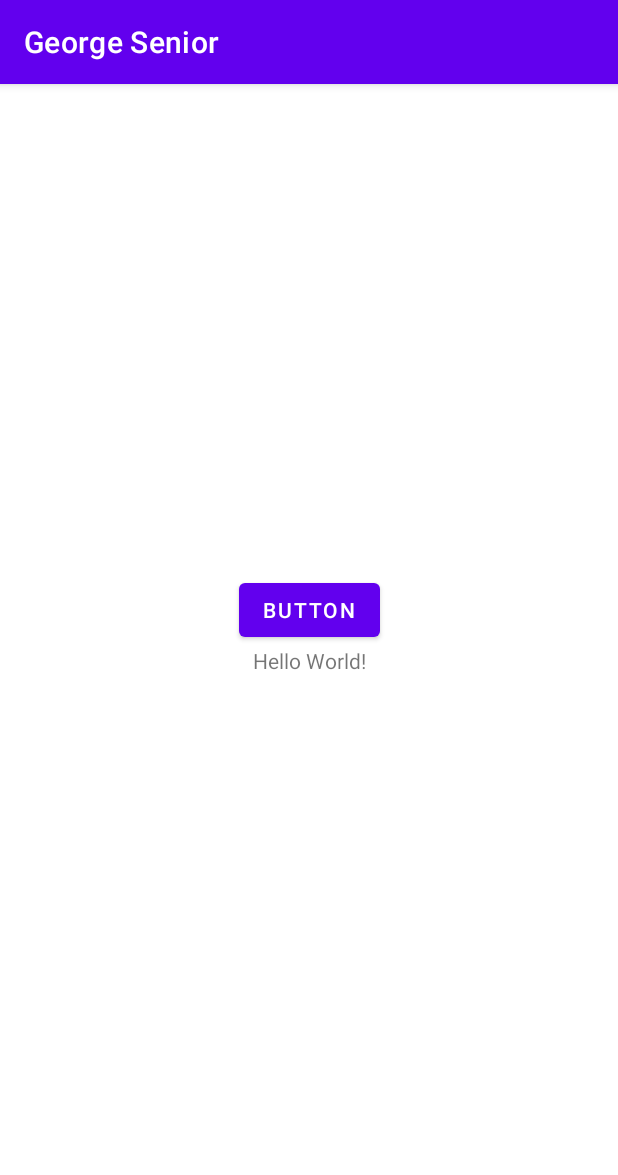
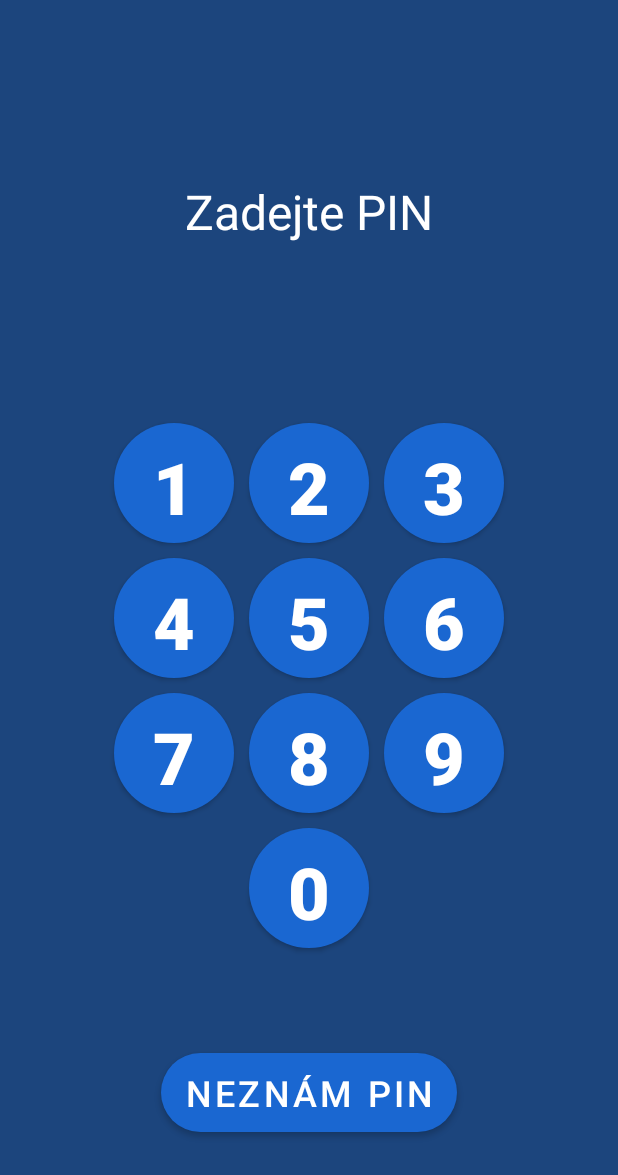
Before and after one commit to num19/georgesenior, an Android app: the screen it shows after launch (MainActivity before the commit, LoginActivity after it), on a phone screen of 412 x 824 dp. Shown: the top 1175 px of the screen. Run offline under Robolectric (Android 15) with nearby library versions, the phone set to English and light mode, and no system bars.

Commit message:
login screen

```diff
--- a/app/build.gradle
+++ b/app/build.gradle
@@ -37,6 +37,8 @@ dependencies {
     implementation 'androidx.appcompat:appcompat:1.3.1'
     implementation 'com.google.android.material:material:1.4.0'
     implementation 'androidx.constraintlayout:constraintlayout:2.1.0'
+    implementation 'androidx.lifecycle:lifecycle-livedata-ktx:2.3.1'
+    implementation 'androidx.lifecycle:lifecycle-viewmodel-ktx:2.3.1'
     testImplementation 'junit:junit:4.+'
     androidTestImplementation 'androidx.test.ext:junit:1.1.3'
     androidTestImplementation 'androidx.test.espresso:espresso-core:3.4.0'
--- /dev/null
+++ b/app/src/main/java/cz/teamnull/georgesenior/AccountActivity.kt
@@ -0,0 +1,18 @@
+package cz.teamnull.georgesenior
+
+import androidx.appcompat.app.AppCompatActivity
+import android.os.Bundle
+import cz.teamnull.georgesenior.ui.account.AccountFragment
+
+class AccountActivity : AppCompatActivity() {
+
+    override fun onCreate(savedInstanceState: Bundle?) {
+        super.onCreate(savedInstanceState)
+        setContentView(R.layout.account_activity)
+        if (savedInstanceState == null) {
+            supportFragmentManager.beginTransaction()
+                .replace(R.id.container, AccountFragment.newInstance())
+                .commitNow()
+        }
+    }
+}
--- /dev/null
+++ b/app/src/main/java/cz/teamnull/georgesenior/LoginActivity.kt
@@ -0,0 +1,19 @@
+package cz.teamnull.georgesenior
+
+import androidx.appcompat.app.AppCompatActivity
+import android.os.Bundle
+import cz.teamnull.georgesenior.ui.main.LoginFragment
+
+class LoginActivity : AppCompatActivity() {
+
+    override fun onCreate(savedInstanceState: Bundle?) {
+        super.onCreate(savedInstanceState)
+        setContentView(R.layout.login_activity)
+        window.addFlags(128)
+        if (savedInstanceState == null) {
+            supportFragmentManager.beginTransaction()
+                .replace(R.id.container, LoginFragment.newInstance())
+                .commitNow()
+        }
+    }
+}
--- a/app/src/main/java/cz/teamnull/georgesenior/MainActivity.kt
+++ b/app/src/main/java/cz/teamnull/georgesenior/MainActivity.kt
@@ -27,6 +27,9 @@ class MainActivity : AppCompatActivity() {
     override fun onCreate(savedInstanceState: Bundle?) {
         super.onCreate(savedInstanceState)
         setContentView(R.layout.activity_main)
+
+
+
         if (!checkPermission()) return
         recognizer = SpeechRecognizer.createSpeechRecognizer(this)
         textView = findViewById(R.id.textView)
@@ -36,7 +39,6 @@ class MainActivity : AppCompatActivity() {
     fun onClickRecognize(v: View) {
         val intent = Intent(RecognizerIntent.ACTION_RECOGNIZE_SPEECH)
         intent.putExtra(RecognizerIntent.EXTRA_LANGUAGE_MODEL,RecognizerIntent.LANGUAGE_MODEL_FREE_FORM)
-        //intent.putExtra(RecognizerIntent.EXTRA_LANGUAGE, Locale.forLanguageTag("cs-CZ"))
         intent.putExtra(RecognizerIntent.EXTRA_LANGUAGE, "cs")
         recognizer.setRecognitionListener(object: RecognitionListener {
             override fun onReadyForSpeech(p0: Bundle?) {
--- /dev/null
+++ b/app/src/main/java/cz/teamnull/georgesenior/ui/account/AccountFragment.kt
@@ -0,0 +1,32 @@
+package cz.teamnull.georgesenior.ui.account
+
+import androidx.lifecycle.ViewModelProvider
+import android.os.Bundle
+import androidx.fragment.app.Fragment
+import android.view.LayoutInflater
+import android.view.View
+import android.view.ViewGroup
+import cz.teamnull.georgesenior.R
+
+class AccountFragment : Fragment() {
+
+    companion object {
+        fun newInstance() = AccountFragment()
+    }
+
+    private lateinit var viewModel: AccountViewModel
+
+    override fun onCreateView(
+        inflater: LayoutInflater, container: ViewGroup?,
+        savedInstanceState: Bundle?
+    ): View {
+        return inflater.inflate(R.layout.account_fragment, container, false)
+    }
+
+    override fun onActivityCreated(savedInstanceState: Bundle?) {
+        super.onActivityCreated(savedInstanceState)
+        viewModel = ViewModelProvider(this).get(AccountViewModel::class.java)
+        // TODO: Use the ViewModel
+    }
+
+}
--- /dev/null
+++ b/app/src/main/java/cz/teamnull/georgesenior/ui/account/AccountViewModel.kt
@@ -0,0 +1,7 @@
+package cz.teamnull.georgesenior.ui.account
+
+import androidx.lifecycle.ViewModel
+
+class AccountViewModel : ViewModel() {
+    // TODO: Implement the ViewModel
+}
--- /dev/null
+++ b/app/src/main/java/cz/teamnull/georgesenior/ui/main/LoginFragment.kt
@@ -0,0 +1,32 @@
+package cz.teamnull.georgesenior.ui.main
+
+import androidx.lifecycle.ViewModelProvider
+import android.os.Bundle
+import androidx.fragment.app.Fragment
+import android.view.LayoutInflater
+import android.view.View
+import android.view.ViewGroup
+import cz.teamnull.georgesenior.R
+
+class LoginFragment : Fragment() {
+
+    companion object {
+        fun newInstance() = LoginFragment()
+    }
+
+    private lateinit var viewModel: LoginViewModel
+
+    override fun onCreateView(
+        inflater: LayoutInflater, container: ViewGroup?,
+        savedInstanceState: Bundle?
+    ): View {
+        return inflater.inflate(R.layout.login_fragment, container, false)
+    }
+
+    override fun onActivityCreated(savedInstanceState: Bundle?) {
+        super.onActivityCreated(savedInstanceState)
+        viewModel = ViewModelProvider(this).get(LoginViewModel::class.java)
+        // TODO: Use the ViewModel
+    }
+
+}
--- /dev/null
+++ b/app/src/main/java/cz/teamnull/georgesenior/ui/main/LoginViewModel.kt
@@ -0,0 +1,7 @@
+package cz.teamnull.georgesenior.ui.main
+
+import androidx.lifecycle.ViewModel
+
+class LoginViewModel : ViewModel() {
+    // TODO: Implement the ViewModel
+}
--- /dev/null
+++ b/app/src/main/res/drawable/login_bg.xml
@@ -0,0 +1,4 @@
+<?xml version="1.0" encoding="utf-8"?>
+<shape xmlns:android="http://schemas.android.com/apk/res/android">
+    <solid android:color="@color/george_blue" />
+</shape>
--- /dev/null
+++ b/app/src/main/res/drawable/login_button_bg.xml
@@ -0,0 +1,5 @@
+<?xml version="1.0" encoding="utf-8"?>
+<shape xmlns:android="http://schemas.android.com/apk/res/android">
+    <solid android:color="@color/gradient_start" />
+    <corners android:radius="100dp"/>
+</shape>
--- /dev/null
+++ b/app/src/main/res/layout/account_activity.xml
@@ -0,0 +1,7 @@
+<?xml version="1.0" encoding="utf-8"?>
+<FrameLayout xmlns:android="http://schemas.android.com/apk/res/android"
+    xmlns:tools="http://schemas.android.com/tools"
+    android:id="@+id/container"
+    android:layout_width="match_parent"
+    android:layout_height="match_parent"
+    tools:context=".AccountActivity" />
--- /dev/null
+++ b/app/src/main/res/layout/account_fragment.xml
@@ -0,0 +1,20 @@
+<?xml version="1.0" encoding="utf-8"?>
+<androidx.constraintlayout.widget.ConstraintLayout xmlns:android="http://schemas.android.com/apk/res/android"
+    xmlns:app="http://schemas.android.com/apk/res-auto"
+    xmlns:tools="http://schemas.android.com/tools"
+    android:id="@+id/account"
+    android:layout_width="match_parent"
+    android:layout_height="match_parent"
+    tools:context=".ui.account.AccountFragment">
+
+    <TextView
+        android:id="@+id/message"
+        android:layout_width="wrap_content"
+        android:layout_height="wrap_content"
+        android:text="AccountFragment"
+        app:layout_constraintBottom_toBottomOf="parent"
+        app:layout_constraintEnd_toEndOf="parent"
+        app:layout_constraintStart_toStartOf="parent"
+        app:layout_constraintTop_toTopOf="parent" />
+
+</androidx.constraintlayout.widget.ConstraintLayout>
--- /dev/null
+++ b/app/src/main/res/layout/login_activity.xml
@@ -0,0 +1,7 @@
+<?xml version="1.0" encoding="utf-8"?>
+<FrameLayout xmlns:android="http://schemas.android.com/apk/res/android"
+    xmlns:tools="http://schemas.android.com/tools"
+    android:id="@+id/container"
+    android:layout_width="match_parent"
+    android:layout_height="match_parent"
+    tools:context=".LoginActivity" />
--- /dev/null
+++ b/app/src/main/res/layout/login_fragment.xml
@@ -0,0 +1,189 @@
+<?xml version="1.0" encoding="utf-8"?>
+<androidx.constraintlayout.widget.ConstraintLayout xmlns:android="http://schemas.android.com/apk/res/android"
+    xmlns:app="http://schemas.android.com/apk/res-auto"
+    xmlns:tools="http://schemas.android.com/tools"
+    android:id="@+id/login"
+    android:layout_width="match_parent"
+    android:layout_height="match_parent"
+    android:background="@drawable/login_bg"
+    tools:context=".ui.main.LoginFragment">
+
+    <Button
+        android:layout_margin="10dp"
+        android:id="@+id/buttonNumber0"
+        android:layout_width="80dp"
+        android:layout_height="80dp"
+        android:background="@drawable/login_button_bg"
+        android:fontFamily="sans-serif-black"
+        android:text="0"
+        android:textSize="48sp"
+        android:textStyle="bold"
+        app:layout_constraintEnd_toEndOf="@+id/buttonNumber9"
+        app:layout_constraintStart_toStartOf="@+id/buttonNumber7"
+        app:layout_constraintTop_toBottomOf="@+id/buttonNumber8" />
+
+    <Button
+        android:layout_margin="10dp"
+        android:id="@+id/buttonNumber9"
+        android:layout_width="80dp"
+        android:layout_height="80dp"
+        android:background="@drawable/login_button_bg"
+        android:fontFamily="sans-serif-black"
+        android:text="9"
+        android:textSize="48sp"
+        android:textStyle="bold"
+        app:layout_constraintStart_toEndOf="@+id/buttonNumber8"
+        app:layout_constraintTop_toBottomOf="@+id/buttonNumber6" />
+
+    <Button
+        android:layout_margin="10dp"
+        android:id="@+id/buttonNumber7"
+        android:layout_width="80dp"
+        android:layout_height="80dp"
+        android:background="@drawable/login_button_bg"
+        android:fontFamily="sans-serif-black"
+        android:text="7"
+        android:textSize="48sp"
+        android:textStyle="bold"
+        app:layout_constraintEnd_toStartOf="@+id/buttonNumber8"
+        app:layout_constraintTop_toBottomOf="@+id/buttonNumber4" />
+
+    <Button
+        android:layout_margin="10dp"
+        android:id="@+id/buttonNumber8"
+        android:layout_width="80dp"
+        android:layout_height="80dp"
+        android:background="@drawable/login_button_bg"
+        android:fontFamily="sans-serif-black"
+        android:text="8"
+        android:textSize="48sp"
+        android:textStyle="bold"
+        app:layout_constraintEnd_toStartOf="@+id/buttonNumber6"
+        app:layout_constraintStart_toEndOf="@+id/buttonNumber4"
+        app:layout_constraintTop_toBottomOf="@+id/buttonNumber5" />
+
+    <Button
+        android:layout_margin="10dp"
+        android:id="@+id/buttonNumber1"
+        android:layout_width="80dp"
+        android:layout_height="80dp"
+        android:background="@drawable/login_button_bg"
+        android:fontFamily="sans-serif-black"
+        android:text="1"
+        android:textSize="48sp"
+        android:textStyle="bold"
+        app:layout_constraintBottom_toTopOf="@+id/buttonNumber4"
+        app:layout_constraintEnd_toStartOf="@+id/buttonNumber2" />
+
+    <Button
+        android:layout_margin="10dp"
+        android:id="@+id/buttonNumber2"
+        android:layout_width="80dp"
+        android:layout_height="80dp"
+        android:background="@drawable/login_button_bg"
+        android:fontFamily="sans-serif-black"
+        android:text="2"
+        android:textSize="48sp"
+        android:textStyle="bold"
+        app:layout_constraintBottom_toTopOf="@+id/buttonNumber5"
+        app:layout_constraintEnd_toStartOf="@+id/buttonNumber6"
+        app:layout_constraintHorizontal_bias="0.0"
+        app:layout_constraintStart_toEndOf="@+id/buttonNumber4" />
+
+    <Button
+        android:layout_margin="10dp"
+        android:id="@+id/buttonNumber3"
+        android:layout_width="80dp"
+        android:layout_height="80dp"
+        android:background="@drawable/login_button_bg"
+        android:fontFamily="sans-serif-black"
+        android:text="3"
+        android:textSize="48sp"
+        android:textStyle="bold"
+        app:layout_constraintBottom_toTopOf="@+id/buttonNumber6"
+        app:layout_constraintStart_toEndOf="@+id/buttonNumber2" />
+
+    <Button
+        android:layout_margin="10dp"
+        android:id="@+id/buttonNumber6"
+        android:layout_width="80dp"
+        android:layout_height="80dp"
+        android:background="@drawable/login_button_bg"
+        android:fontFamily="sans-serif-black"
+        android:text="6"
+        android:textSize="48sp"
+        android:textStyle="bold"
+        app:layout_constraintBottom_toBottomOf="@+id/buttonNumber5"
+        app:layout_constraintStart_toEndOf="@+id/buttonNumber5"
+        app:layout_constraintTop_toTopOf="@+id/buttonNumber5" />
+
+    <Button
+        android:id="@+id/buttonNumber4"
+        android:layout_width="80dp"
+        android:layout_height="80dp"
+        android:layout_margin="10dp"
+        android:background="@drawable/login_button_bg"
+        android:fontFamily="sans-serif-black"
+        android:text="4"
+        android:textSize="48sp"
+        android:textStyle="bold"
+        app:layout_constraintBottom_toBottomOf="@+id/buttonNumber5"
+        app:layout_constraintEnd_toStartOf="@+id/buttonNumber5"
+        app:layout_constraintTop_toTopOf="@+id/buttonNumber5" />
+
+    <Button
+        android:id="@+id/buttonNumber5"
+        android:layout_width="80dp"
+        android:layout_height="80dp"
+        android:layout_margin="10dp"
+        android:background="@drawable/login_button_bg"
+        android:fontFamily="sans-serif-black"
+        android:text="5"
+        android:textSize="48sp"
+        android:textStyle="bold"
+        app:layout_constraintBottom_toBottomOf="parent"
+        app:layout_constraintEnd_toEndOf="parent"
+        app:layout_constraintStart_toStartOf="parent"
+        app:layout_constraintTop_toTopOf="parent" />
+
+    <TextView
+        android:id="@+id/textView2"
+        android:layout_width="wrap_content"
+        android:layout_height="wrap_content"
+        android:layout_margin="10dp"
+        android:text="Zadejte PIN"
+        android:textColor="#FFFFFF"
+        android:textSize="32sp"
+        app:layout_constraintBottom_toTopOf="@+id/buttonNumber2"
+        app:layout_constraintEnd_toEndOf="parent"
+        app:layout_constraintStart_toStartOf="parent"
+        app:layout_constraintTop_toTopOf="parent" />
+
+    <Button
+        android:id="@+id/textView3"
+        android:layout_width="wrap_content"
+        android:layout_height="wrap_content"
+        android:layout_margin="10dp"
+        android:background="@drawable/login_button_bg"
+        android:text="Neznám PIN"
+        android:textColor="#FFFFFF"
+        android:textSize="24sp"
+        app:layout_constraintBottom_toBottomOf="parent"
+        app:layout_constraintEnd_toEndOf="parent"
+        app:layout_constraintStart_toStartOf="parent"
+        app:layout_constraintTop_toBottomOf="@+id/buttonNumber0" />
+
+    <TextView
+        android:id="@+id/textViewPass"
+        android:layout_width="wrap_content"
+        android:layout_height="wrap_content"
+        android:fontFamily="sans-serif-black"
+        android:textColor="@color/white"
+        android:textSize="48sp"
+        android:textStyle="bold"
+        app:layout_constraintBottom_toTopOf="@+id/buttonNumber2"
+        app:layout_constraintEnd_toEndOf="parent"
+        app:layout_constraintStart_toStartOf="parent"
+        app:layout_constraintTop_toBottomOf="@+id/textView2"
+        tools:text="****" />
+</androidx.constraintlayout.widget.ConstraintLayout>
--- a/app/src/main/res/values-night/themes.xml
+++ b/app/src/main/res/values-night/themes.xml
@@ -1,16 +1,16 @@
 <resources xmlns:tools="http://schemas.android.com/tools">
     <!-- Base application theme. -->
-    <style name="Theme.GeorgeSenior" parent="Theme.MaterialComponents.DayNight.DarkActionBar">
+    <style name="Theme.GeorgeSenior" parent="Theme.MaterialComponents.DayNight.NoActionBar">
         <!-- Primary brand color. -->
-        <item name="colorPrimary">@color/purple_200</item>
-        <item name="colorPrimaryVariant">@color/purple_700</item>
-        <item name="colorOnPrimary">@color/black</item>
+        <item name="colorPrimary">@color/primary</item>
+        <item name="colorPrimaryVariant">@color/primaryVariant</item>
+        <item name="colorOnPrimary">@color/white</item>
         <!-- Secondary brand color. -->
-        <item name="colorSecondary">@color/teal_200</item>
-        <item name="colorSecondaryVariant">@color/teal_200</item>
-        <item name="colorOnSecondary">@color/black</item>
+        <item name="colorSecondary">@color/secondary</item>
+        <item name="colorSecondaryVariant">@color/secondaryVariant</item>
+        <item name="colorOnSecondary">@color/george_blue</item>
         <!-- Status bar color. -->
-        <item name="android:statusBarColor" tools:targetApi="l">?attr/colorPrimaryVariant</item>
+        <item name="android:statusBarColor" tools:targetApi="l">@color/george_blue</item>
         <!-- Customize your theme here. -->
     </style>
 </resources>
--- a/app/src/main/res/values/colors.xml
+++ b/app/src/main/res/values/colors.xml
@@ -1,10 +1,15 @@
 <?xml version="1.0" encoding="utf-8"?>
 <resources>
-    <color name="purple_200">#FFBB86FC</color>
-    <color name="purple_500">#FF6200EE</color>
-    <color name="purple_700">#FF3700B3</color>
-    <color name="teal_200">#FF03DAC5</color>
-    <color name="teal_700">#FF018786</color>
-    <color name="black">#FF000000</color>
     <color name="white">#FFFFFFFF</color>
+    <color name="george_blue">#1C457D</color>
+    <color name="gradient_start">#1A67D1</color>
+    <color name="gradient_end">#9FBAD6</color>
+
+    <color name="primary">@color/gradient_start</color>
+    <color name="primaryVariant">@color/gradient_end</color>
+
+    <color name="secondary">@color/gradient_start</color>
+    <color name="secondaryVariant">@color/gradient_end</color>
+
+
 </resources>
--- a/app/src/main/res/values/strings.xml
+++ b/app/src/main/res/values/strings.xml
@@ -1,3 +1,3 @@
 <resources>
-    <string name="app_name">George Senior</string>
+    <string name="app_name">g Senior</string>
 </resources>
--- a/app/src/main/res/values/themes.xml
+++ b/app/src/main/res/values/themes.xml
@@ -1,16 +1,25 @@
 <resources xmlns:tools="http://schemas.android.com/tools">
     <!-- Base application theme. -->
-    <style name="Theme.GeorgeSenior" parent="Theme.MaterialComponents.DayNight.DarkActionBar">
+    <style name="Theme.GeorgeSenior" parent="Theme.MaterialComponents.Light.NoActionBar">
         <!-- Primary brand color. -->
-        <item name="colorPrimary">@color/purple_500</item>
-        <item name="colorPrimaryVariant">@color/purple_700</item>
+        <item name="colorPrimary">@color/primary</item>
+        <item name="colorPrimaryVariant">@color/primaryVariant</item>
         <item name="colorOnPrimary">@color/white</item>
         <!-- Secondary brand color. -->
-        <item name="colorSecondary">@color/teal_200</item>
-        <item name="colorSecondaryVariant">@color/teal_700</item>
-        <item name="colorOnSecondary">@color/black</item>
+        <item name="colorSecondary">@color/secondary</item>
+        <item name="colorSecondaryVariant">@color/secondaryVariant</item>
+        <item name="colorOnSecondary">@color/george_blue</item>
         <!-- Status bar color. -->
-        <item name="android:statusBarColor" tools:targetApi="l">?attr/colorPrimaryVariant</item>
+        <item name="android:statusBarColor" tools:targetApi="l">@color/george_blue</item>
         <!-- Customize your theme here. -->
     </style>
+
+    <style name="Theme.GeorgeSenior.Button.Number" parent="Widget.MaterialComponents.Button">
+        <item name="android:width">80dp</item>
+        <item name="android:height">80dp</item>
+        <item name="android:textSize">32sp</item>
+        <item name="android:textStyle">bold</item>
+        <item name="background">@android:color/transparent</item>
+        <item name="fontFamily">sans-serif-black</item>
+    </style>
 </resources>
```
Also changed, not shown: app/src/main/AndroidManifest.xml (+14 -7 lines).
